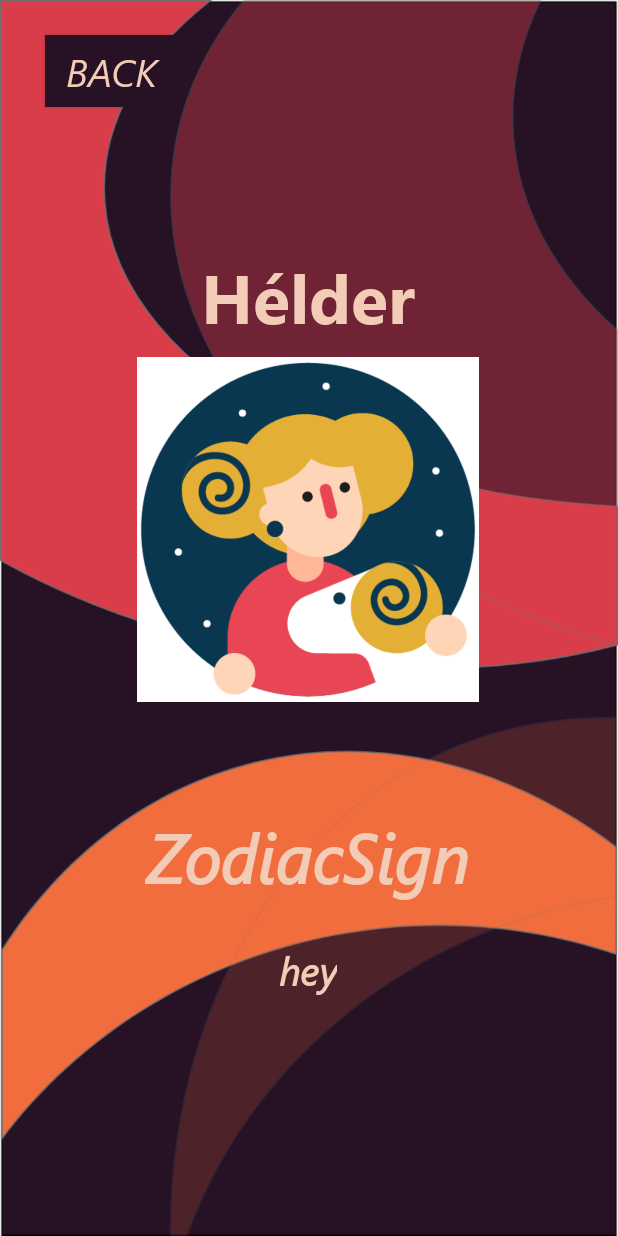
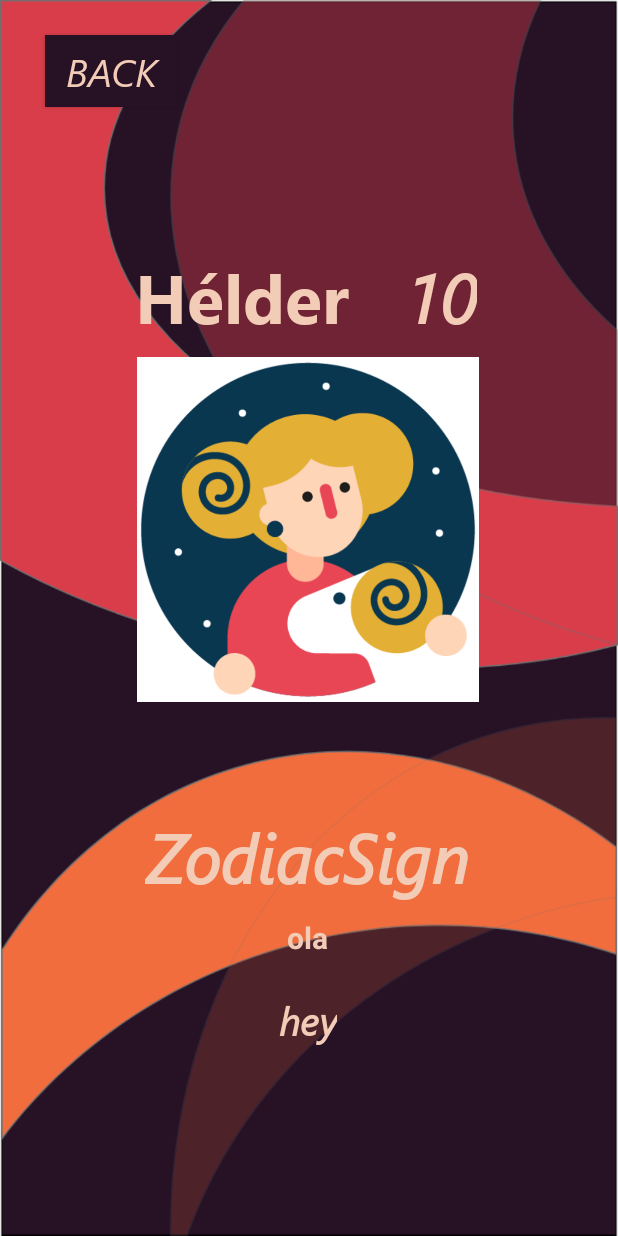
Before and after one commit to helderpgoncalves/ZodiacSigns-Android, an Android app: the layout activity_end.xml on its own in the app's theme, with its tools: preview values and no code run, on a phone screen of 412 x 824 dp. Run offline under Robolectric (Android 15) with nearby library versions, the phone set to English and light mode, and no system bars.

Commit message:
Add birthstone

```diff
--- a/app/build.gradle
+++ b/app/build.gradle
@@ -8,7 +8,7 @@ android {
 
     defaultConfig {
         applicationId "com.bitdev.birthdaycard"
-        minSdk 21
+        minSdk 26
         targetSdk 32
         versionCode 1
         versionName "1.0"
--- a/app/src/main/res/layout/activity_end.xml
+++ b/app/src/main/res/layout/activity_end.xml
@@ -25,6 +25,42 @@
         app:layout_constraintVertical_bias="0.245" />
 
     <TextView
+        android:id="@+id/birthstone"
+        android:layout_width="wrap_content"
+        android:layout_height="wrap_content"
+        android:layout_marginTop="10dp"
+        android:text="ola"
+        android:textAlignment="center"
+        android:textColor="@color/skin"
+        android:textSize="20sp"
+        android:textStyle="bold"
+        app:layout_constraintEnd_toEndOf="@+id/textView"
+        app:layout_constraintLeft_toLeftOf="parent"
+        app:layout_constraintRight_toRightOf="parent"
+        app:layout_constraintStart_toStartOf="@+id/textView"
+        app:layout_constraintTop_toBottomOf="@+id/textView" />
+
+    <TextView
+        android:id="@+id/age"
+        android:layout_width="wrap_content"
+        android:layout_height="wrap_content"
+        android:fontFamily="@font/italica"
+        android:text="10"
+        android:textAlignment="center"
+        android:layout_marginStart="15dp"
+        android:textColor="@color/skin"
+        android:textSize="45sp"
+        android:textStyle="bold"
+        app:layout_constraintBottom_toBottomOf="@+id/text_name"
+        app:layout_constraintEnd_toEndOf="@+id/imageView2"
+        app:layout_constraintHorizontal_bias="0.859"
+        app:layout_constraintLeft_toLeftOf="parent"
+        app:layout_constraintRight_toRightOf="parent"
+        app:layout_constraintStart_toEndOf="@+id/text_name"
+        app:layout_constraintTop_toTopOf="@+id/text_name"
+        app:layout_constraintVertical_bias="0.032" />
+
+    <TextView
         android:id="@+id/textView1"
         android:layout_width="wrap_content"
         android:layout_height="wrap_content"
@@ -39,7 +75,7 @@
         app:layout_constraintHorizontal_bias="0.498"
         app:layout_constraintLeft_toLeftOf="parent"
         app:layout_constraintRight_toRightOf="parent"
-        app:layout_constraintTop_toBottomOf="@+id/textView"
+        app:layout_constraintTop_toBottomOf="@+id/birthstone"
         app:layout_constraintVertical_bias="0.108" />
 
     <Button
@@ -89,6 +125,6 @@
         app:layout_constraintBottom_toTopOf="@+id/imageView2"
         app:layout_constraintEnd_toEndOf="@+id/imageView2"
         app:layout_constraintHorizontal_bias="0.503"
-        app:layout_constraintStart_toStartOf="@+id/imageView2" />
+        app:layout_constraintStart_toStartOf="parent" />
 
 </android.support.constraint.ConstraintLayout>
```
Also changed, not shown: app/src/main/java/com/bitdev/birthdaycard/EndActivity.kt (+18 -0 lines), app/src/main/java/com/bitdev/birthdaycard/MainApp.kt (+50 -8 lines).
